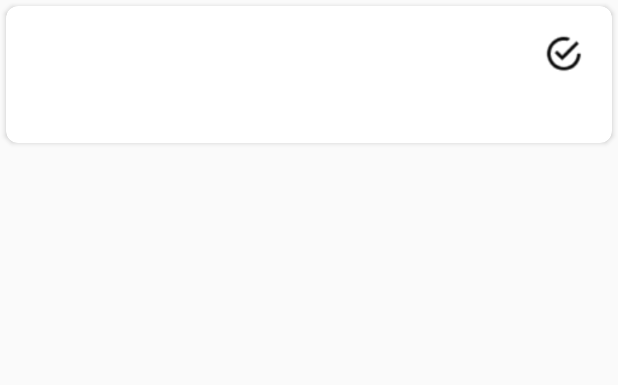
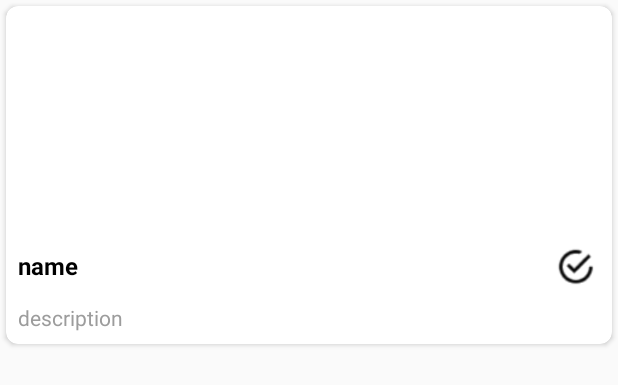
Before and after one commit to Honest-Hong/BoostCampProject1, an Android app: the layout view_shop.xml on its own in the app's theme, with its tools: preview values and no code run, on a phone screen of 412 x 824 dp. Shown: the top 385 px of the screen. Run offline under Robolectric (Android 15) with nearby library versions, the phone set to English and light mode, and no system bars.

Commit message:
view_shop.xml ConstraintLayout으로 변경

```diff
--- a/SecondMiniProject/app/build.gradle
+++ b/SecondMiniProject/app/build.gradle
@@ -27,6 +27,7 @@ dependencies {
     compile 'com.android.support:appcompat-v7:26.+'
     compile 'com.android.support:design:26.+'
     compile 'com.android.support:cardview-v7:26.+'
+    compile 'com.android.support.constraint:constraint-layout:1.0.2'
     compile 'com.jakewharton:butterknife:8.7.0'
     annotationProcessor 'com.jakewharton:butterknife-compiler:8.7.0'
     compile 'com.squareup.picasso:picasso:2.5.2'
--- a/SecondMiniProject/app/src/main/res/layout/view_shop.xml
+++ b/SecondMiniProject/app/src/main/res/layout/view_shop.xml
@@ -1,6 +1,7 @@
 <?xml version="1.0" encoding="utf-8"?>
 <android.support.v7.widget.CardView xmlns:android="http://schemas.android.com/apk/res/android"
     xmlns:app="http://schemas.android.com/apk/res-auto"
+    xmlns:tools="http://schemas.android.com/tools"
     android:id="@+id/card_view"
     android:orientation="vertical"
     android:layout_width="match_parent"
@@ -8,52 +9,54 @@
     android:layout_margin="4dp"
     app:cardCornerRadius="8dp">
 
-    <LinearLayout
+    <android.support.constraint.ConstraintLayout
         android:layout_width="match_parent"
-        android:layout_height="wrap_content"
-        android:orientation="vertical">
+        android:layout_height="wrap_content">
 
         <ImageView
             android:id="@+id/image_view"
             android:layout_width="match_parent"
-            android:layout_height="wrap_content"
-            android:adjustViewBounds="true"/>
-
-        <LinearLayout
-            android:layout_width="match_parent"
-            android:layout_height="wrap_content"
-            android:layout_marginLeft="16dp"
-            android:layout_marginRight="16dp"
-            android:layout_marginTop="16dp"
-            android:layout_marginBottom="8dp"
-            android:gravity="center_vertical"
-            android:orientation="horizontal">
+            android:layout_height="150dp"
+            android:scaleType="centerCrop"
+            app:layout_constraintTop_toTopOf="parent"
+            app:layout_constraintLeft_toLeftOf="parent"
+            app:layout_constraintRight_toRightOf="parent"/>
 
         <TextView
             android:id="@+id/text_name"
             android:layout_width="0dp"
             android:layout_height="wrap_content"
-                android:layout_marginRight="8dp"
-                android:layout_weight="1"
+            android:layout_marginTop="8dp"
+            android:layout_marginLeft="8dp"
             android:textSize="16sp"
             android:textStyle="bold"
-                android:textColor="@color/colorBlack"/>
+            android:textColor="@color/colorBlack"
+            android:text="name"
+            app:layout_constraintBaseline_toBaselineOf="@+id/check_box"
+            app:layout_constraintLeft_toLeftOf="parent"
+            android:orientation="vertical"/>
 
         <android.support.v7.widget.AppCompatCheckBox
             android:id="@+id/check_box"
             android:layout_width="32dp"
             android:layout_height="32dp"
+            android:layout_marginTop="8dp"
+            android:layout_marginRight="8dp"
             android:button="@null"
-                android:background="@drawable/selector_check_box"/>
-        </LinearLayout>
+            android:background="@drawable/selector_check_box"
+            app:layout_constraintTop_toBottomOf="@id/image_view"
+            app:layout_constraintRight_toRightOf="parent"/>
 
         <TextView
             android:id="@+id/text_text"
-            android:layout_width="wrap_content"
+            android:layout_width="match_parent"
             android:layout_height="wrap_content"
-            android:layout_marginLeft="16dp"
-            android:layout_marginRight="16dp"
-            android:layout_marginBottom="16dp"
-            android:textColor="@color/colorGrey"/>
-    </LinearLayout>
+            android:layout_margin="8dp"
+            android:textColor="@color/colorGrey"
+            android:text="description"
+            app:layout_constraintTop_toBottomOf="@id/check_box"
+            app:layout_constraintLeft_toLeftOf="parent"
+            app:layout_constraintRight_toRightOf="parent"
+            app:layout_constraintBottom_toBottomOf="parent"/>
+    </android.support.constraint.ConstraintLayout>
 </android.support.v7.widget.CardView>
```
Lines whose indentation alone changed are shown as unchanged.
